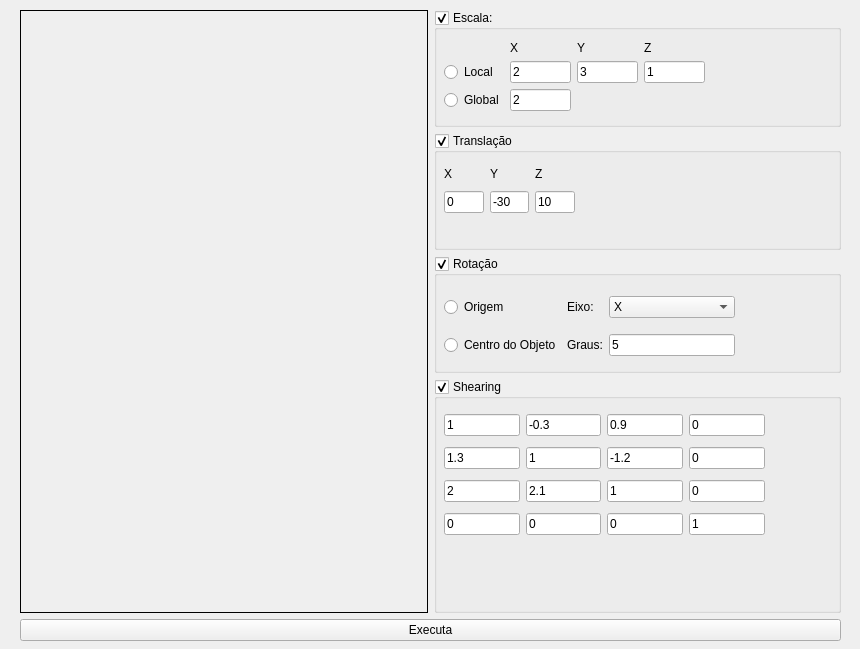
Qt form casinha/janela.ui (GuiBatalhoti/projeto_cg) before a commit.
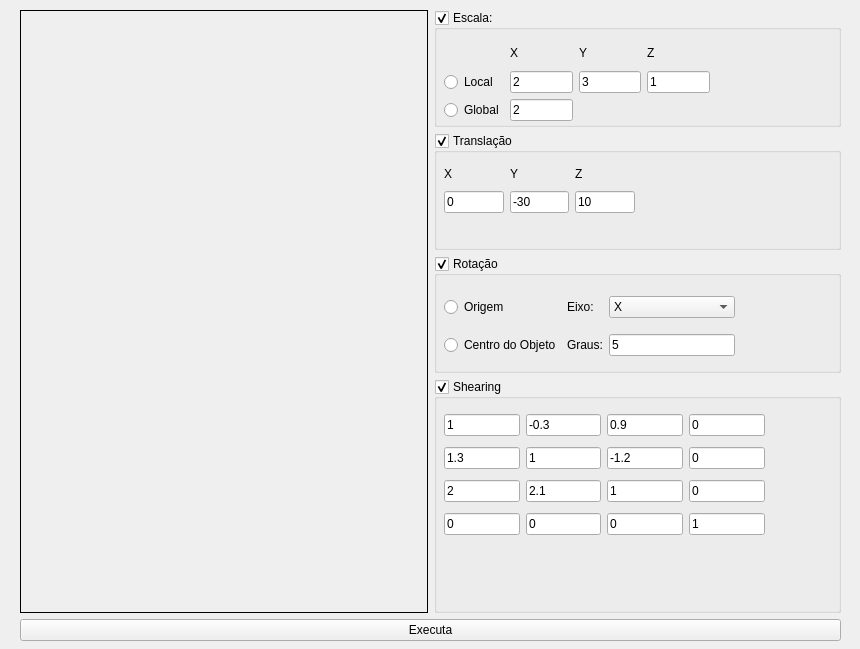
The same form after that commit.

Commit message: pegando so elementos da interface

Diff of the .ui file:
```diff
--- a/casinha/janela.ui
+++ b/casinha/janela.ui
@@ -266,7 +266,7 @@
         <rect>
          <x>10</x>
          <y>29</y>
-         <width>131</width>
+         <width>191</width>
          <height>51</height>
         </rect>
        </property>
@@ -336,8 +336,8 @@
         <rect>
          <x>10</x>
          <y>30</y>
-         <width>261</width>
-         <height>71</height>
+         <width>266</width>
+         <height>81</height>
         </rect>
        </property>
        <layout class="QGridLayout" name="gridLayout_2">
```
Left out of the diff: 8 changed lines with no effect on the pictures. The commit also changes 2 other files.
